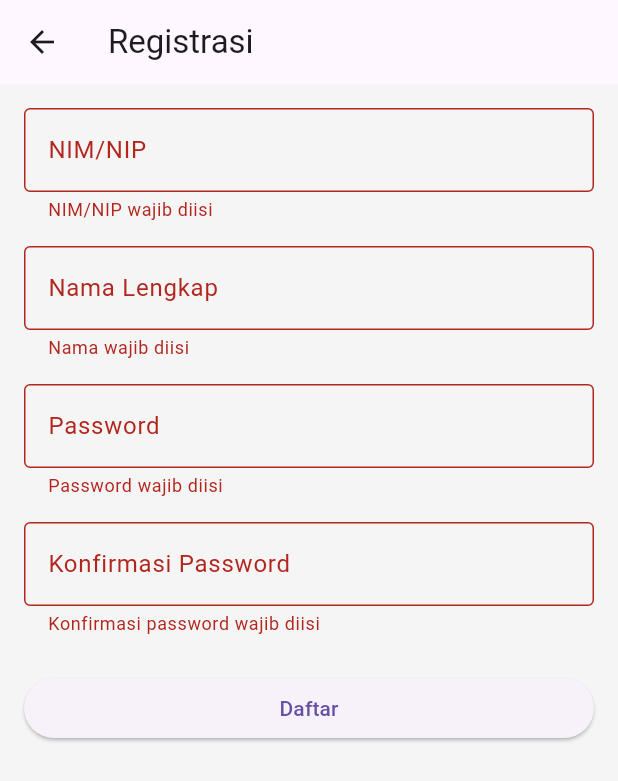
After one commit to kelompok4BD/peminjamansepedaqrcode, a Flutter app: the RegisterPage screen opened directly, after a tap on "Daftar", on a phone screen of 412 x 824 dp. The commit adds this screen. Shown: the top 781 px of the screen. Run offline on Flutter 3.47's test engine with Material 3 defaults, Android fonts, the phone set to English and light mode, and no system bars; our stand-ins replace dio; missing offline and left inert: mobile_scanner.

Commit message:
Registrasi

```diff
--- /dev/null
+++ b/lib/pages/register_page.dart
@@ -0,0 +1,154 @@
+import 'package:flutter/material.dart';
+import '../services/api_service.dart';
+
+class RegisterPage extends StatefulWidget {
+  const RegisterPage({super.key});
+
+  @override
+  State<RegisterPage> createState() => _RegisterPageState();
+}
+
+class _RegisterPageState extends State<RegisterPage> {
+  final _formKey = GlobalKey<FormState>();
+  final api = ApiService();
+
+  final _nimController = TextEditingController();
+  final _namaController = TextEditingController();
+  final _passwordController = TextEditingController();
+  final _confirmPasswordController = TextEditingController();
+  bool _isLoading = false;
+
+  @override
+  void dispose() {
+    _nimController.dispose();
+    _namaController.dispose();
+    _passwordController.dispose();
+    _confirmPasswordController.dispose();
+    super.dispose();
+  }
+
+  Future<void> _register() async {
+    if (!_formKey.currentState!.validate()) return;
+
+    setState(() => _isLoading = true);
+
+    try {
+      final result = await api.register(
+        _nimController.text,
+        _namaController.text,
+        _passwordController.text,
+      );
+
+      if (!mounted) return;
+
+      ScaffoldMessenger.of(context).showSnackBar(
+        SnackBar(
+          content: Text(result['message']),
+          backgroundColor: result['success'] ? Colors.green : Colors.red,
+        ),
+      );
+
+      if (result['success']) {
+        Navigator.pop(context); // Kembali ke halaman login
+      }
+    } finally {
+      if (mounted) setState(() => _isLoading = false);
+    }
+  }
+
+  @override
+  Widget build(BuildContext context) {
+    return Scaffold(
+      appBar: AppBar(title: const Text('Registrasi')),
+      body: Form(
+        key: _formKey,
+        child: ListView(
+          padding: const EdgeInsets.all(16),
+          children: [
+            TextFormField(
+              controller: _nimController,
+              decoration: const InputDecoration(
+                labelText: 'NIM/NIP',
+                border: OutlineInputBorder(),
+              ),
+              keyboardType: TextInputType.number,
+              validator: (value) {
+                if (value == null || value.isEmpty) {
+                  return 'NIM/NIP wajib diisi';
+                }
+                if (value.length < 5) {
+                  return 'NIM/NIP minimal 5 karakter';
+                }
+                return null;
+              },
+            ),
+            const SizedBox(height: 16),
+            TextFormField(
+              controller: _namaController,
+              decoration: const InputDecoration(
+                labelText: 'Nama Lengkap',
+                border: OutlineInputBorder(),
+              ),
+              validator: (value) {
+                if (value == null || value.isEmpty) {
+                  return 'Nama wajib diisi';
+                }
+                if (value.length < 3) {
+                  return 'Nama minimal 3 karakter';
+                }
+                return null;
+              },
+            ),
+            const SizedBox(height: 16),
+            TextFormField(
+              controller: _passwordController,
+              decoration: const InputDecoration(
+                labelText: 'Password',
+                border: OutlineInputBorder(),
+              ),
+              obscureText: true,
+              validator: (value) {
+                if (value == null || value.isEmpty) {
+                  return 'Password wajib diisi';
+                }
+                if (value.length < 6) {
+                  return 'Password minimal 6 karakter';
+                }
+                return null;
+              },
+            ),
+            const SizedBox(height: 16),
+            TextFormField(
+              controller: _confirmPasswordController,
+              decoration: const InputDecoration(
+                labelText: 'Konfirmasi Password',
+                border: OutlineInputBorder(),
+              ),
+              obscureText: true,
+              validator: (value) {
+                if (value == null || value.isEmpty) {
+                  return 'Konfirmasi password wajib diisi';
+                }
+                if (value != _passwordController.text) {
+                  return 'Password tidak sama';
+                }
+                return null;
+              },
+            ),
+            const SizedBox(height: 24),
+            ElevatedButton(
+              onPressed: _isLoading ? null : _register,
+              child: _isLoading
+                  ? const SizedBox(
+                      height: 20,
+                      width: 20,
+                      child: CircularProgressIndicator(strokeWidth: 2),
+                    )
+                  : const Text('Daftar'),
+            ),
+          ],
+        ),
+      ),
+    );
+  }
+}
--- a/lib/services/api_service.dart
+++ b/lib/services/api_service.dart
@@ -12,8 +12,38 @@ class ApiService {
   );
 
   // ===========================================================
-  // 🔹 LOGIN
+  // 🔹 AUTH (LOGIN & REGISTER)
   // ===========================================================
+
+  // Register new user
+  Future<Map<String, dynamic>> register(
+      String nim, String nama, String password) async {
+    try {
+      print('🔷 Mengirim request registrasi: $nim, $nama');
+      final res = await _dio.post(
+        '$baseUrl/register',
+        data: {
+          'id_NIM_NIP': nim,
+          'nama': nama,
+          'password': password,
+          'role': 'user', // default role
+        },
+      );
+
+      print('🟢 Response Register: ${res.data}');
+      return {
+        'success': res.statusCode == 201,
+        'message': res.data['message'] ?? 'Registrasi berhasil!'
+      };
+    } on DioException catch (e) {
+      print('❌ Register error: ${e.response?.data ?? e.message}');
+      final message = e.response?.data?['message'] ??
+          e.message ??
+          'Terjadi kesalahan saat registrasi';
+      return {'success': false, 'message': message};
+    }
+  }
+
   Future<bool> login(String nim, String password) async {
     try {
       final res = await _dio.post(
```
Also changed, not shown: lib/pages/login_page.dart (+22 -3 lines), 2 other files.
